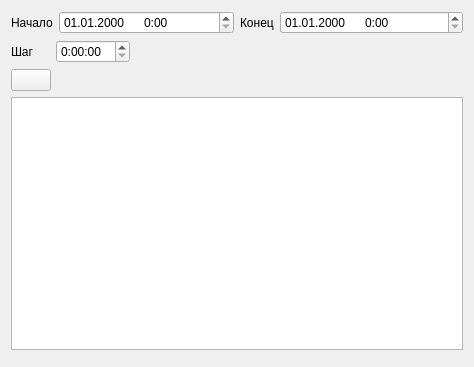
This is club_stat/gui/ui/out_form.ui in zaswed76/pc_club as Qt 5 draws it before an edit. The edited form follows.
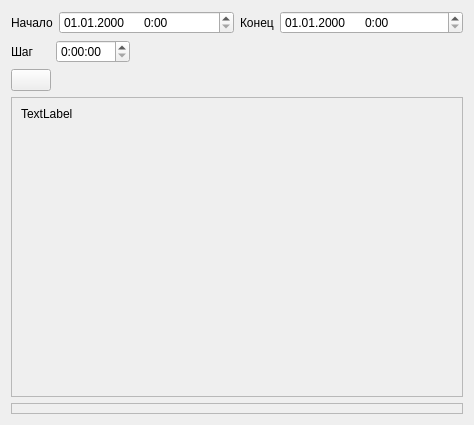
This is the edited form.

The edit to the form file:
```diff
--- a/club_stat/gui/ui/out_form.ui
+++ b/club_stat/gui/ui/out_form.ui
@@ -7,7 +7,7 @@
     <x>0</x>
     <y>0</y>
     <width>474</width>
-    <height>367</height>
+    <height>425</height>
    </rect>
   </property>
   <property name="windowTitle">
@@ -114,7 +114,35 @@
     </layout>
    </item>
    <item>
-    <widget class="QGraphicsView" name="graphicsView"/>
+    <widget class="QFrame" name="frame_2">
+     <property name="minimumSize">
+      <size>
+       <width>0</width>
+       <height>300</height>
+      </size>
+     </property>
+     <property name="frameShape">
+      <enum>QFrame::StyledPanel</enum>
+     </property>
+     <property name="frameShadow">
+      <enum>QFrame::Raised</enum>
+     </property>
+     <layout class="QVBoxLayout" name="verticalLayout_2">
+      <property name="bottomMargin">
+       <number>9</number>
+      </property>
+      <item>
+       <widget class="QLabel" name="lb">
+        <property name="text">
+         <string>TextLabel</string>
+        </property>
+        <property name="alignment">
+         <set>Qt::AlignLeading|Qt::AlignLeft|Qt::AlignTop</set>
+        </property>
+       </widget>
+      </item>
+     </layout>
+    </widget>
    </item>
    <item>
     <widget class="QFrame" name="frame">
```
Left out of the diff: 5 changed lines with no effect on the pictures.
